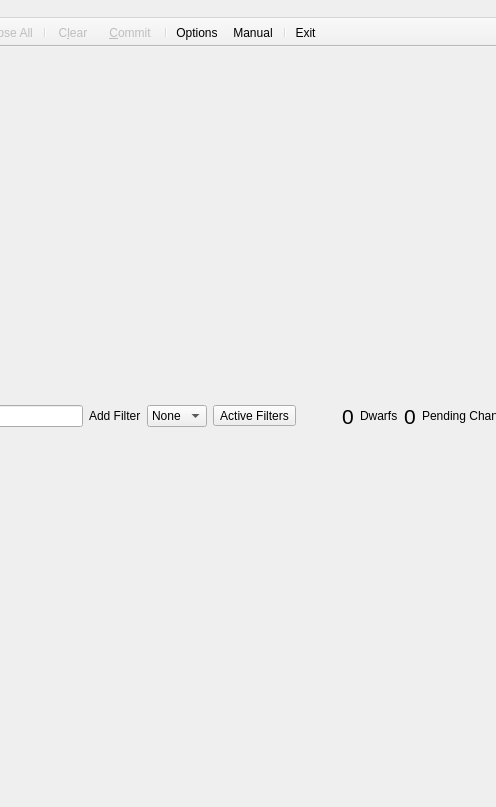
Old version of the form ui/mainwindow.ui in the repository Dwarf-Therapist/Dwarf-Therapist; both pictures show x 318 to 814 and y 0 to 807 of the 1129 by 807 pixel window.
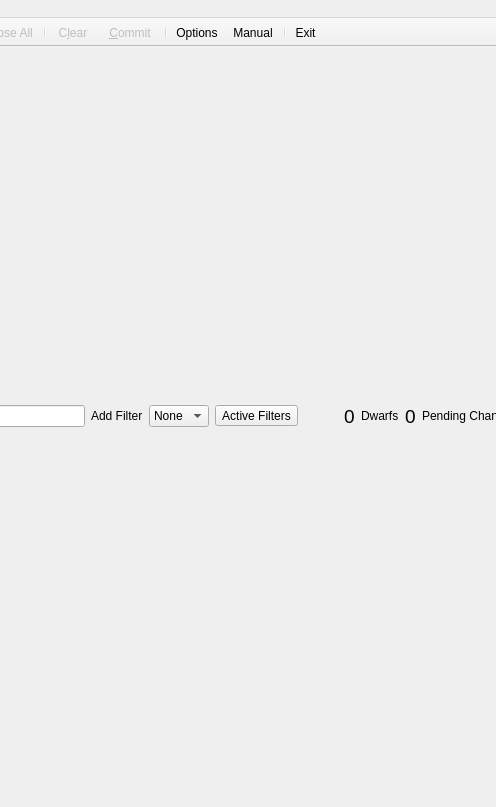
New version of the form. Icons and pictures are not drawn. Custom widgets are drawn as their Qt base class.

```diff
--- a/ui/mainwindow.ui
+++ b/ui/mainwindow.ui
@@ -194,7 +194,7 @@
        <widget class="QLabel" name="lbl_dwarf_total">
         <property name="font">
          <font>
-          <pointsize>16</pointsize>
+          <pointsize>14</pointsize>
          </font>
         </property>
         <property name="toolTip">
@@ -219,7 +219,7 @@
        <widget class="QLabel" name="lbl_pending_changes">
         <property name="font">
          <font>
-          <pointsize>16</pointsize>
+          <pointsize>14</pointsize>
          </font>
         </property>
         <property name="text">
```
